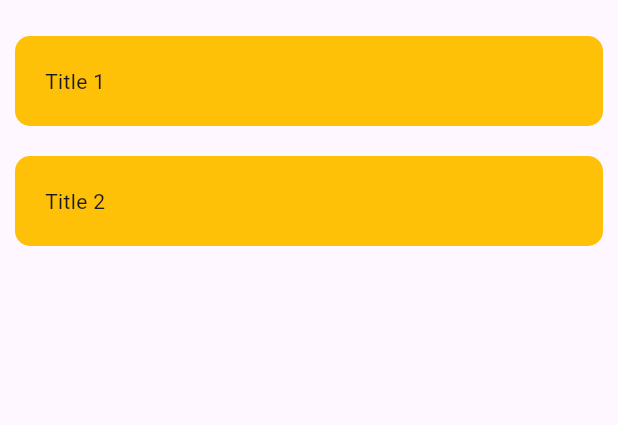
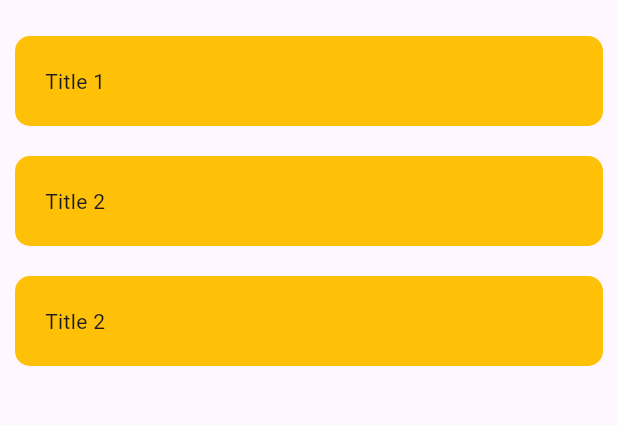
Before and after one commit to kamilgadek/to_do_list_kamilg, a Flutter app: the screen it shows after launch, on a phone screen of 412 x 824 dp, the part 63-488 px from its top. Run offline on Flutter 3.47's test engine with Material 3 defaults, Android fonts, the phone set to English and light mode, and no system bars; our stand-ins replace google_fonts.

```diff
--- a/lib/feature/view/task_list_item.dart
+++ b/lib/feature/view/task_list_item.dart
@@ -11,6 +11,7 @@ class TaskListItem extends StatelessWidget {
       body: ListView(
         children: const [
           TitleWidget('Title 1'),
+          TitleWidget('Title 2'),
           TitleWidget('Title 2'),
         ],
       ),
```
